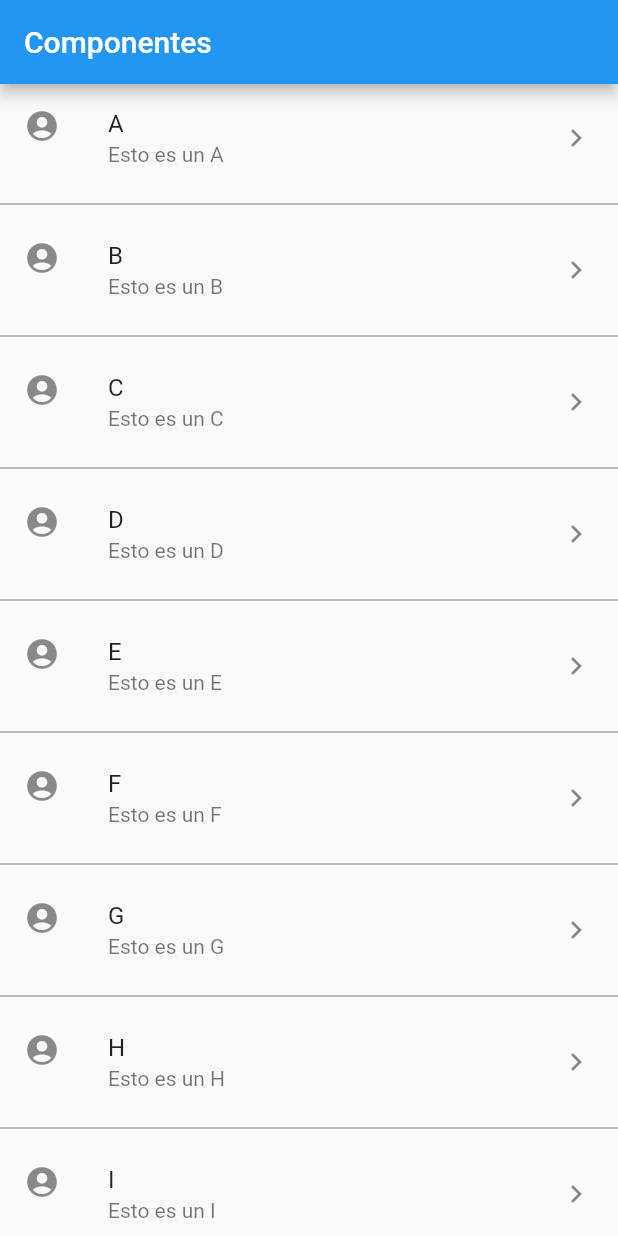
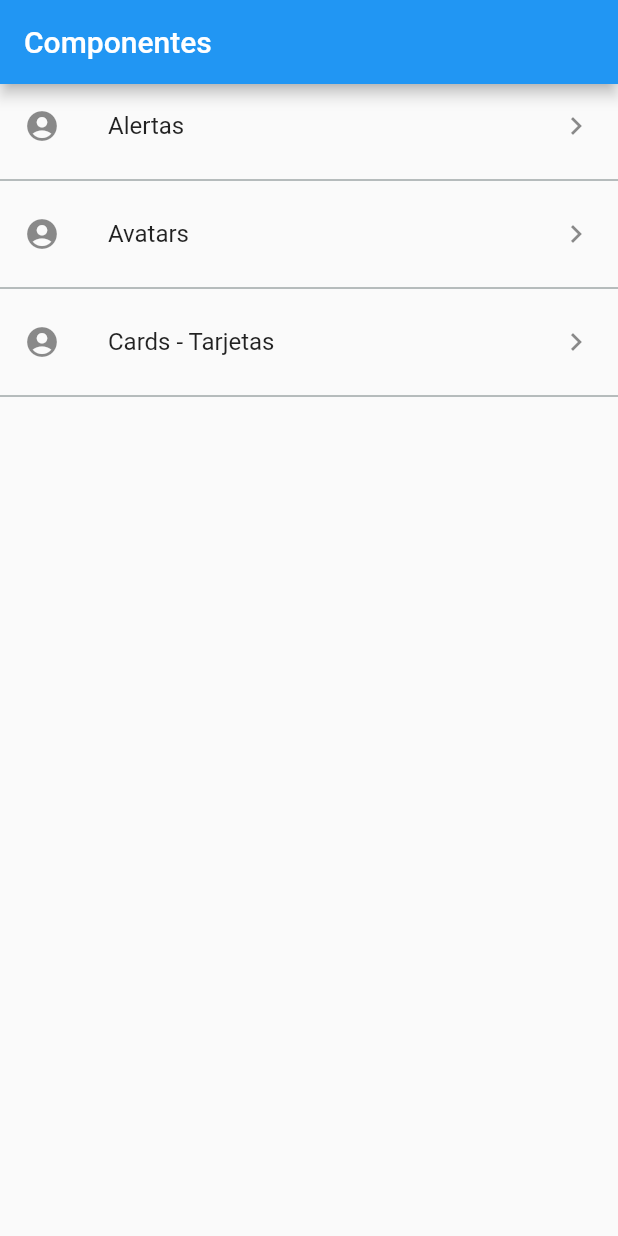
Before and after one commit to emerdeveloper/components, a Flutter app: the screen it shows after launch, on a phone screen of 412 x 824 dp. Run offline on Flutter 3.47's test engine with Material 2 defaults, Android fonts, the phone set to English and light mode, and no system bars.

Commit message:
Show list from data file

```diff
--- a/lib/src/home_temp.dart
+++ b/lib/src/home_temp.dart
@@ -11,9 +11,7 @@ class HomePageTemp extends StatelessWidget {
       appBar: AppBar(
         title: Text("Componentes"),
       ),
-      body: ListView(
-        children: _createListTitleWithMap()
-      )
+      body: _list()
     );
   }
 
@@ -33,12 +31,6 @@ class HomePageTemp extends StatelessWidget {
   }
 
   List<Widget> _createListTitleWithMap() {
-    print(menuProvider.options);
-
-    menuProvider.readFile().then((value) {
-      print (value);
-    });
-
     var colorDivider = Color(0xFF717D7E);
     return titles.map((title) {
       return Column(
@@ -56,4 +48,40 @@ class HomePageTemp extends StatelessWidget {
     }).toList();
   }
 
+  Widget _list() {
+
+    return FutureBuilder(
+      future: menuProvider.readFile(),
+      initialData: [],
+      builder: (BuildContext context, AsyncSnapshot<List<dynamic>> asyncSnapshot) {
+          return ListView(
+            children: _createListTitleFromFileData(asyncSnapshot.data),
+          );
+      }
+    );
+  }
+
+
+  List<Widget> _createListTitleFromFileData(List<dynamic> data) {
+      menuProvider.readFile().then((value) {
+        print (value);
+      });
+
+      var colorDivider = Color(0xFF717D7E);
+
+      return data.map((path) {
+          return Column(
+            children: [
+              ListTile(
+                title: Text(path['texto']),
+                leading: Icon(Icons.account_circle_rounded),
+                trailing: Icon(Icons.keyboard_arrow_right),
+                onTap: () { },
+              ),
+              Divider(color: colorDivider)
+            ]
+          );
+      }).toList();
+  }
+
 }
```
